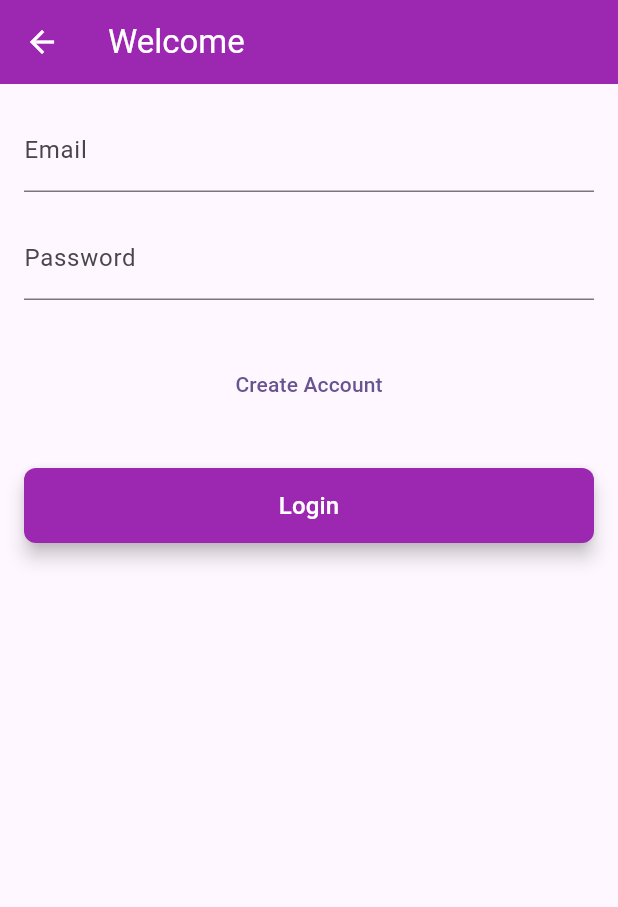
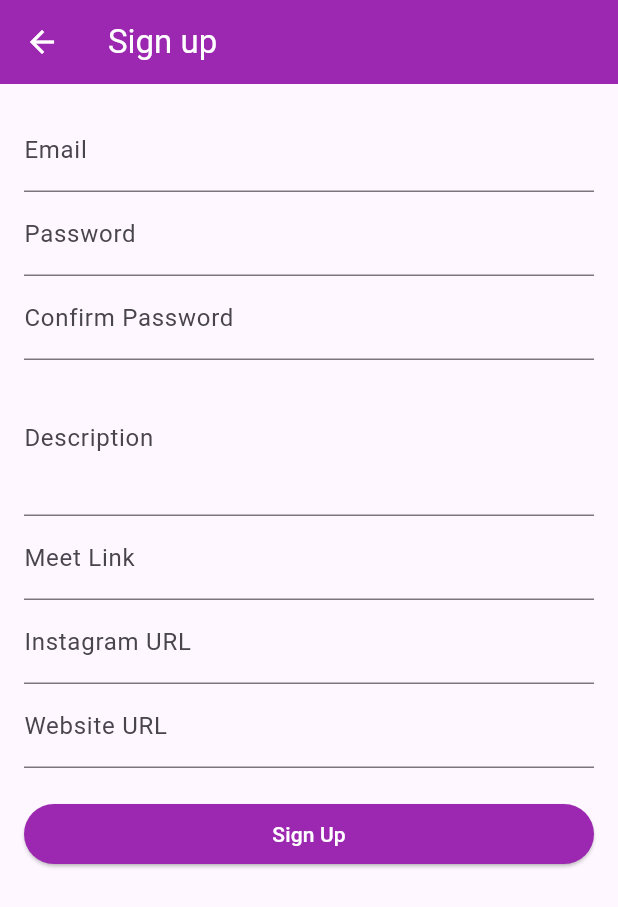
Before and after one commit to alexrodrigues/Safemind, a Flutter app: the screen it shows after launch, after a tap on "Create Account", on a phone screen of 412 x 824 dp. Shown: the top 907 px of the screen. Run offline on Flutter 3.47's test engine with Material 3 defaults, Android fonts, the phone set to English and light mode, and no system bars; our stand-ins replace firebase_core; accounts and stored records are empty; network calls fail.

Commit message:
creating sign up screen

```diff
--- a/lib/main.dart
+++ b/lib/main.dart
@@ -2,6 +2,7 @@ import 'package:firebase_core/firebase_core.dart';
 import 'package:flutter/material.dart';
 import 'package:safemind/screens/detail_screen.dart';
 import 'package:safemind/screens/login_screen.dart';
+import 'package:safemind/screens/signup_screen.dart';
 import 'package:safemind/screens/tab_screen.dart';
 
 void main() async {
@@ -26,7 +27,8 @@ class MyApp extends StatelessWidget {
       routes: {
         "/": (ctx) => const TabScreen(),
         DetailsScreen.ROUTE_NAME: (context) => const DetailsScreen(),
-        LoginScreen.ROUTE_NAME: (context) => const LoginScreen()
+        LoginScreen.ROUTE_NAME: (context) => const LoginScreen(),
+        SignUpScreen.ROUTE_NAME: (context) => SignUpScreen(),
       },
     );
   }
--- a/lib/screens/login_screen.dart
+++ b/lib/screens/login_screen.dart
@@ -1,4 +1,5 @@
 import 'package:flutter/material.dart';
+import 'package:safemind/screens/signup_screen.dart';
 
 import '../widget/sf_appbar.dart';
 import '../widget/sf_primary_button.dart';
@@ -33,12 +34,20 @@ class _LoginScreenState extends State<LoginScreen> {
     }
   }
 
-  void _createAccount() {}
+  void _createAccount() {
+    Navigator.push(
+      context,
+      MaterialPageRoute(builder: (context) => SignUpScreen()),
+    );
+  }
 
   @override
   Widget build(BuildContext context) {
     return Scaffold(
-      appBar: SfAppBar("Welcome"),
+      appBar: SfAppBar(
+        "Welcome",
+        showBackArrow: false,
+      ),
       body: Padding(
         padding: const EdgeInsets.all(16.0),
         child: Form(
--- /dev/null
+++ b/lib/screens/signup_screen.dart
@@ -0,0 +1,162 @@
+import 'package:flutter/material.dart';
+import 'package:safemind/widget/sf_appbar.dart';
+
+class SignUpScreen extends StatefulWidget {
+  static const ROUTE_NAME = "SignUpScreen";
+  @override
+  _SignUpScreenState createState() => _SignUpScreenState();
+}
+
+class _SignUpScreenState extends State<SignUpScreen> {
+  final _formKey = GlobalKey<FormState>();
+  final TextEditingController _emailController = TextEditingController();
+  final TextEditingController _passwordController = TextEditingController();
+  final TextEditingController _confirmPasswordController =
+      TextEditingController();
+  final TextEditingController _descriptionController = TextEditingController();
+  final TextEditingController _meetLinkController = TextEditingController();
+  final TextEditingController _instagramUrlController = TextEditingController();
+  final TextEditingController _websiteUrlController = TextEditingController();
+
+  @override
+  void dispose() {
+    _emailController.dispose();
+    _passwordController.dispose();
+    _confirmPasswordController.dispose();
+    _descriptionController.dispose();
+    _meetLinkController.dispose();
+    _instagramUrlController.dispose();
+    _websiteUrlController.dispose();
+    super.dispose();
+  }
+
+  void _signUp() {
+    if (_formKey.currentState?.validate() ?? false) {
+      // Handle the sign-up logic here
+      ScaffoldMessenger.of(context).showSnackBar(
+        SnackBar(content: Text('Signing Up...')),
+      );
+    }
+  }
+
+  @override
+  Widget build(BuildContext context) {
+    return Scaffold(
+      appBar: SfAppBar("Sign up"),
+      body: Padding(
+        padding: const EdgeInsets.all(16.0),
+        child: Form(
+          key: _formKey,
+          child: ListView(
+            children: [
+              TextFormField(
+                controller: _emailController,
+                decoration: InputDecoration(labelText: 'Email'),
+                keyboardType: TextInputType.emailAddress,
+                validator: (value) {
+                  if (value == null || value.isEmpty) {
+                    return 'Please enter your email';
+                  }
+                  if (!RegExp(r'^[^@]+@[^@]+\.[^@]+').hasMatch(value)) {
+                    return 'Please enter a valid email address';
+                  }
+                  return null;
+                },
+              ),
+              TextFormField(
+                controller: _passwordController,
+                decoration: InputDecoration(labelText: 'Password'),
+                obscureText: true,
+                validator: (value) {
+                  if (value == null || value.isEmpty) {
+                    return 'Please enter your password';
+                  }
+                  if (value.length < 6) {
+                    return 'Password must be at least 6 characters long';
+                  }
+                  return null;
+                },
+              ),
+              TextFormField(
+                controller: _confirmPasswordController,
+                decoration: InputDecoration(labelText: 'Confirm Password'),
+                obscureText: true,
+                validator: (value) {
+                  if (value == null || value.isEmpty) {
+                    return 'Please confirm your password';
+                  }
+                  if (value != _passwordController.text) {
+                    return 'Passwords do not match';
+                  }
+                  return null;
+                },
+              ),
+              TextFormField(
+                controller: _descriptionController,
+                decoration: InputDecoration(labelText: 'Description'),
+                keyboardType: TextInputType.multiline,
+                maxLines: 3,
+                validator: (value) {
+                  if (value == null || value.isEmpty) {
+                    return 'Please enter a description';
+                  }
+                  return null;
+                },
+              ),
+              TextFormField(
+                controller: _meetLinkController,
+                decoration: InputDecoration(labelText: 'Meet Link'),
+                keyboardType: TextInputType.url,
+                validator: (value) {
+                  if (value == null || value.isEmpty) {
+                    return 'Please enter a meet link';
+                  }
+                  if (!Uri.parse(value).isAbsolute) {
+                    return 'Please enter a valid URL';
+                  }
+                  return null;
+                },
+              ),
+              TextFormField(
+                controller: _instagramUrlController,
+                decoration: InputDecoration(labelText: 'Instagram URL'),
+                keyboardType: TextInputType.url,
+                validator: (value) {
+                  if (value == null || value.isEmpty) {
+                    return 'Please enter your Instagram URL';
+                  }
+                  if (!Uri.parse(value).isAbsolute) {
+                    return 'Please enter a valid URL';
+                  }
+                  return null;
+                },
+              ),
+              TextFormField(
+                controller: _websiteUrlController,
+                decoration: InputDecoration(labelText: 'Website URL'),
+                keyboardType: TextInputType.url,
+                validator: (value) {
+                  if (value == null || value.isEmpty) {
+                    return 'Please enter your website URL';
+                  }
+                  if (!Uri.parse(value).isAbsolute) {
+                    return 'Please enter a valid URL';
+                  }
+                  return null;
+                },
+              ),
+              SizedBox(height: 20),
+              ElevatedButton(
+                onPressed: _signUp,
+                child: Text('Sign Up', style: TextStyle(color: Colors.white),),
+                style: ElevatedButton.styleFrom(
+                  backgroundColor: Colors.purple, // Updated property
+                ),
+              ),
+            ],
+          ),
+        ),
+      ),
+    );
+  }
+}
--- a/lib/widget/sf_appbar.dart
+++ b/lib/widget/sf_appbar.dart
@@ -2,16 +2,27 @@ import 'package:flutter/material.dart';
 
 class SfAppBar extends StatelessWidget implements PreferredSizeWidget {
   final String? _title;
-  SfAppBar(this._title);
+  final bool showBackArrow;
+  final VoidCallback? onIconPressed;
+
+  SfAppBar(this._title, {this.showBackArrow = true, this.onIconPressed});
 
   @override
   Widget build(BuildContext context) {
     return AppBar(
       backgroundColor: Colors.purple,
-      iconTheme: const IconThemeData(color: Colors.white),
       title: Text(
         _title ?? "SafeMind",
         style: const TextStyle(color: Colors.white),
+      ),
+      leading: IconButton(
+        icon: Icon(
+          showBackArrow ? Icons.arrow_back : Icons.clear,
+          color: Colors.white,
+        ),
+        onPressed: onIconPressed ?? () {
+          Navigator.of(context).pop();
+        },
       ),
     );
   }
```
